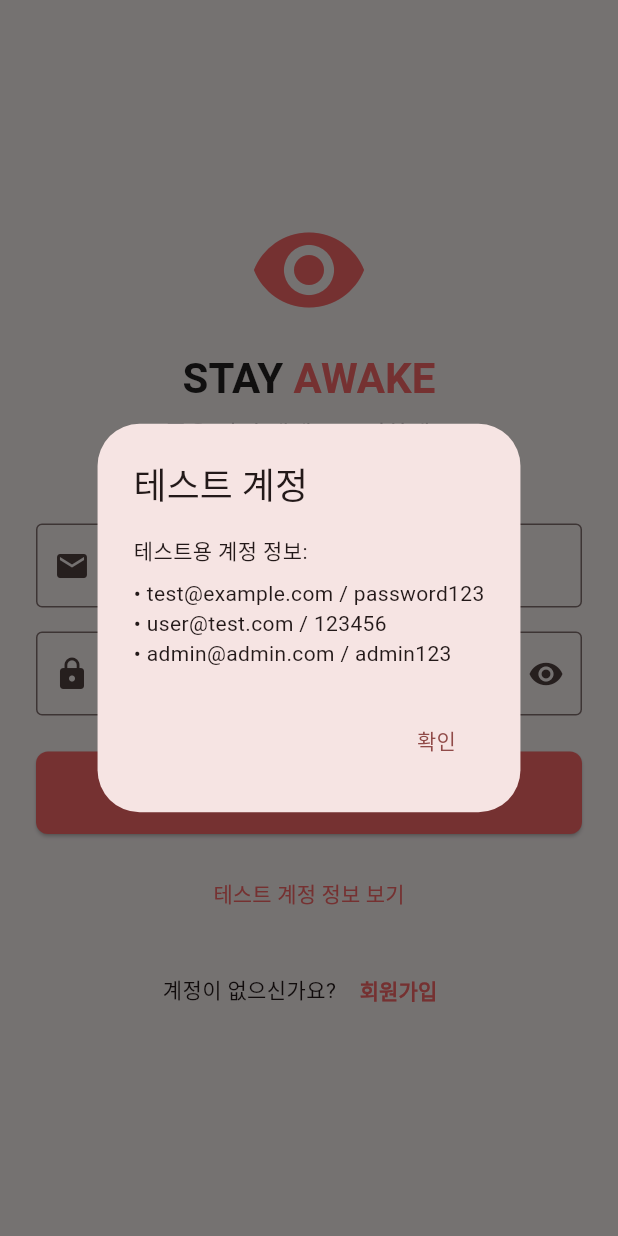
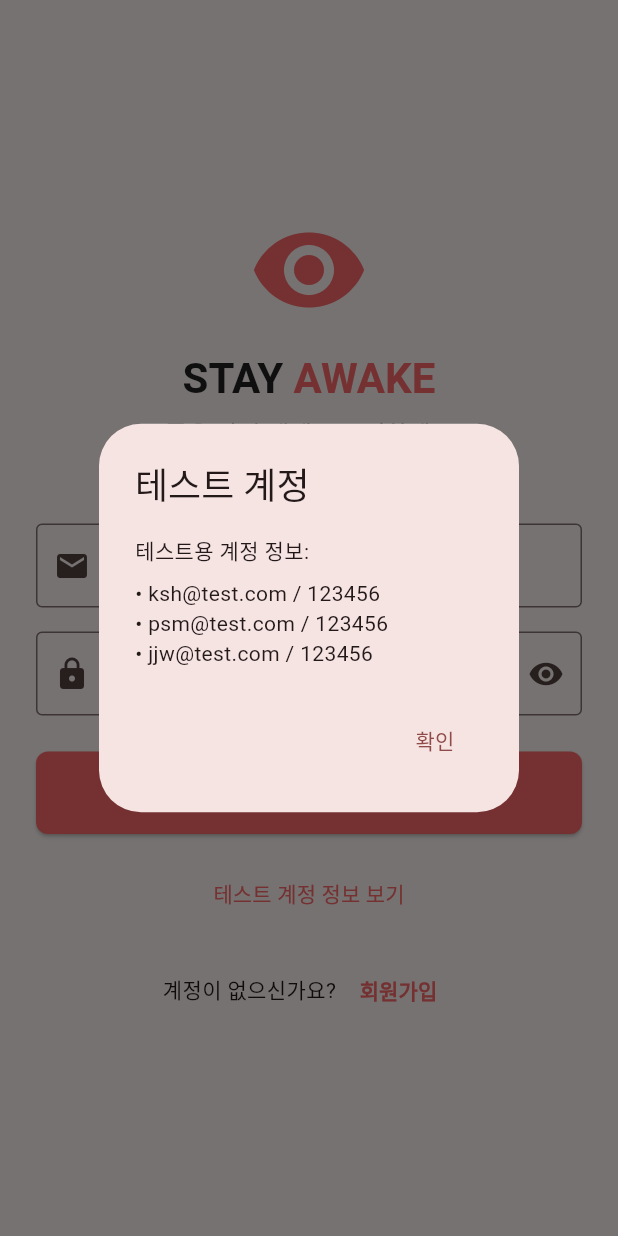
Before and after one commit to roy-jeong1116/stay_awake, a Flutter app: the screen it shows after launch, after a tap on "테스트 계정 정보 보기", on a phone screen of 412 x 824 dp. Run offline on Flutter 3.47's test engine with Material 3 defaults, Android fonts, the phone set to English and light mode, and no system bars; our stand-ins replace fl_chart; Roboto replaces fonts that are missing (Pretendard).

Commit message:
Add splash screen and update dummy accounts
- Introduced a new animated splash screen that checks authentication status before navigating to Home or Login.

-Updated dummy account credentials in AuthProvider and LoginScreen to reflect new test accounts.

- Set SplashScreen as the app's initial route.

```diff
--- a/lib/main.dart
+++ b/lib/main.dart
@@ -1,5 +1,6 @@
 import 'package:flutter/material.dart';
 import 'package:provider/provider.dart';
+import 'screens/splash_screen.dart';
 import 'screens/home_screen.dart';
 import 'screens/login_screen.dart';
 import 'providers/drowsiness_provider.dart';
@@ -30,12 +31,7 @@ class MyApp extends StatelessWidget {
           ),
           useMaterial3: true,
         ),
-        home: Consumer<AuthProvider>(
-          builder: (context, authProvider, child) {
-            print('AuthProvider isLoggedIn: ${authProvider.isLoggedIn}'); // 디버그용
-            return authProvider.isLoggedIn ? const HomeScreen() : const LoginScreen();
-          },
-        ),
+        home: const SplashScreen(),
         debugShowCheckedModeBanner: false,
       ),
     );
--- a/lib/providers/auth_provider.dart
+++ b/lib/providers/auth_provider.dart
@@ -6,9 +6,9 @@ class AuthProvider extends ChangeNotifier {
 
   // 테스트용 더미 계정들
   final Map<String, String> _dummyAccounts = {
-    'test@example.com': 'password123',
-    'user@test.com': '123456',
-    'admin@admin.com': 'admin123',
+    'ksh@test.com': '123456',
+    'psm@test.com': '123456',
+    'jjw@test.com': '123456',
   };
 
   bool get isLoggedIn => _isLoggedIn;
--- a/lib/screens/login_screen.dart
+++ b/lib/screens/login_screen.dart
@@ -52,9 +52,9 @@ class _LoginScreenState extends State<LoginScreen> {
           children: [
             Text('테스트용 계정 정보:'),
             SizedBox(height: 8),
-            Text('• test@example.com / password123'),
-            Text('• user@test.com / 123456'),
-            Text('• admin@admin.com / admin123'),
+            Text('• ksh@test.com / 123456'),
+            Text('• psm@test.com / 123456'),
+            Text('• jjw@test.com / 123456'),
           ],
         ),
         actions: [
--- /dev/null
+++ b/lib/screens/splash_screen.dart
@@ -0,0 +1,224 @@
+import 'package:flutter/material.dart';
+import 'package:provider/provider.dart';
+import '../providers/auth_provider.dart';
+import 'home_screen.dart';
+import 'login_screen.dart';
+
+class SplashScreen extends StatefulWidget {
+  const SplashScreen({super.key});
+
+  @override
+  State<SplashScreen> createState() => _SplashScreenState();
+}
+
+class _SplashScreenState extends State<SplashScreen>
+    with TickerProviderStateMixin {
+  late AnimationController _mainController;
+  late AnimationController _iconController;
+  late Animation<double> _fadeAnimation;
+  late Animation<double> _slideAnimation;
+  late Animation<double> _iconScaleAnimation;
+  late Animation<double> _iconRotateAnimation;
+
+  @override
+  void initState() {
+    super.initState();
+
+    _mainController = AnimationController(
+      duration: const Duration(milliseconds: 2000),
+      vsync: this,
+    );
+
+    _iconController = AnimationController(
+      duration: const Duration(milliseconds: 1500),
+      vsync: this,
+    );
+
+    _fadeAnimation = Tween<double>(
+      begin: 0.0,
+      end: 1.0,
+    ).animate(CurvedAnimation(
+      parent: _mainController,
+      curve: const Interval(0.0, 0.6, curve: Curves.easeIn),
+    ));
+
+    _slideAnimation = Tween<double>(
+      begin: 50.0,
+      end: 0.0,
+    ).animate(CurvedAnimation(
+      parent: _mainController,
+      curve: const Interval(0.2, 0.8, curve: Curves.easeOutBack),
+    ));
+
+    _iconScaleAnimation = Tween<double>(
+      begin: 0.0,
+      end: 1.0,
+    ).animate(CurvedAnimation(
+      parent: _iconController,
+      curve: Curves.elasticOut,
+    ));
+
+    _iconRotateAnimation = Tween<double>(
+      begin: 0.0,
+      end: 1.0,
+    ).animate(CurvedAnimation(
+      parent: _iconController,
+      curve: Curves.easeInOut,
+    ));
+
+    _startAnimation();
+  }
+
+  void _startAnimation() async {
+    _iconController.forward();
+    await Future.delayed(const Duration(milliseconds: 300));
+    _mainController.forward().then((_) {
+      _checkAuthenticationStatus();
+    });
+  }
+
+  void _checkAuthenticationStatus() {
+    Future.delayed(const Duration(milliseconds: 1200), () {
+      if (!mounted) return;
+
+      final authProvider = Provider.of<AuthProvider>(context, listen: false);
+
+      if (authProvider.isLoggedIn) {
+        Navigator.of(context).pushReplacement(
+          MaterialPageRoute(builder: (context) => const HomeScreen()),
+        );
+      } else {
+        Navigator.of(context).pushReplacement(
+          MaterialPageRoute(builder: (context) => const LoginScreen()),
+        );
+      }
+    });
+  }
+
+  @override
+  void dispose() {
+    _mainController.dispose();
+    _iconController.dispose();
+    super.dispose();
+  }
+
+  @override
+  Widget build(BuildContext context) {
+    return Scaffold(
+      body: Container(
+        decoration: const BoxDecoration(
+          gradient: LinearGradient(
+            begin: Alignment.topLeft,
+            end: Alignment.bottomRight,
+            colors: [
+              Color(0xFFFFFFFF),
+              Color(0xFFF8F9FA),
+              Color(0xFFFFE8E8),
+            ],
+            stops: [0.0, 0.5, 1.0],
+          ),
+        ),
+        child: SafeArea(
+          child: Center(
+            child: AnimatedBuilder(
+              animation: Listenable.merge([_mainController, _iconController]),
+              builder: (context, child) {
+                return Column(
+                  mainAxisAlignment: MainAxisAlignment.center,
+                  children: [
+                    // 로고 아이콘
+                    Transform.scale(
+                      scale: _iconScaleAnimation.value,
+                      child: Transform.rotate(
+                        angle: _iconRotateAnimation.value * 0.1,
+                        child: Container(
+                          width: 140,
+                          height: 140,
+                          decoration: BoxDecoration(
+                            gradient: const RadialGradient(
+                              colors: [
+                                Color(0xFFFF6B6B),
+                                Color(0xFFFF8E8E),
+                              ],
+                            ),
+                            shape: BoxShape.circle,
+                            boxShadow: [
+                              BoxShadow(
+                                color: const Color(0xFFFF6B6B).withOpacity(0.3),
+                                blurRadius: 20,
+                                offset: const Offset(0, 8),
+                              ),
+                            ],
+                          ),
+                          child: const Icon(
+                            Icons.remove_red_eye,
+                            size: 70,
+                            color: Colors.white,
+                          ),
+                        ),
+                      ),
+                    ),
+                    const SizedBox(height: 40),
+
+                    // 앱 타이틀
+                    FadeTransition(
+                      opacity: _fadeAnimation,
+                      child: Transform.translate(
+                        offset: Offset(0, _slideAnimation.value),
+                        child: Column(
+                          children: [
+                            Text(
+                              'STAY',
+                              style: TextStyle(
+                                fontSize: 42,
+                                fontWeight: FontWeight.w900,
+                                color: Colors.black87,
+                                letterSpacing: 4.0,
+                                shadows: [
+                                  Shadow(
+                                    color: Colors.black.withOpacity(0.1),
+                                    offset: const Offset(0, 2),
+                                    blurRadius: 4,
+                                  ),
+                                ],
+                              ),
+                            ),
+                            const SizedBox(height: 4),
+                            ShaderMask(
+                              shaderCallback: (bounds) => const LinearGradient(
+                                colors: [
+                                  Color(0xFFFF6B6B),
+                                  Color(0xFFFF8E8E),
+                                ],
+                              ).createShader(bounds),
+                              child: Text(
+                                'AWAKE',
+                                style: TextStyle(
+                                  fontSize: 42,
+                                  fontWeight: FontWeight.w900,
+                                  color: Colors.white,
+                                  letterSpacing: 4.0,
+                                  shadows: [
+                                    Shadow(
+                                      color: Colors.black.withOpacity(0.1),
+                                      offset: const Offset(0, 2),
+                                      blurRadius: 4,
+                                    ),
+                                  ],
+                                ),
+                              ),
+                            ),
+                          ],
+                        ),
+                      ),
+                    ),
+                  ],
+                );
+              },
+            ),
+          ),
+        ),
+      ),
+    );
+  }
+}
```
